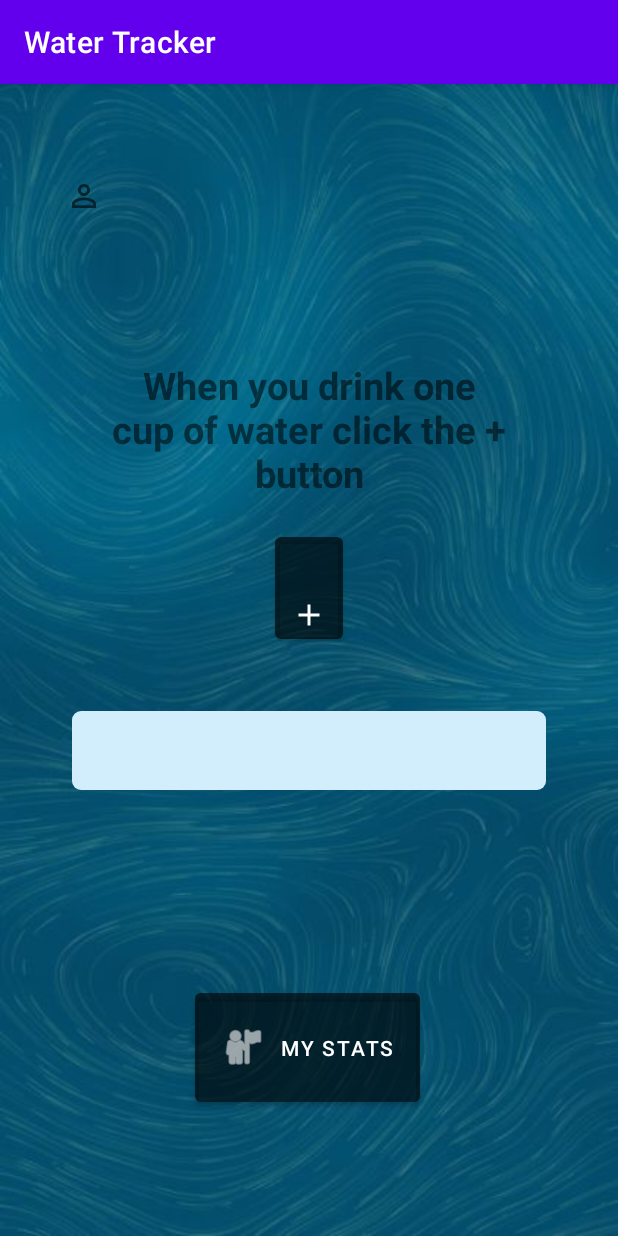
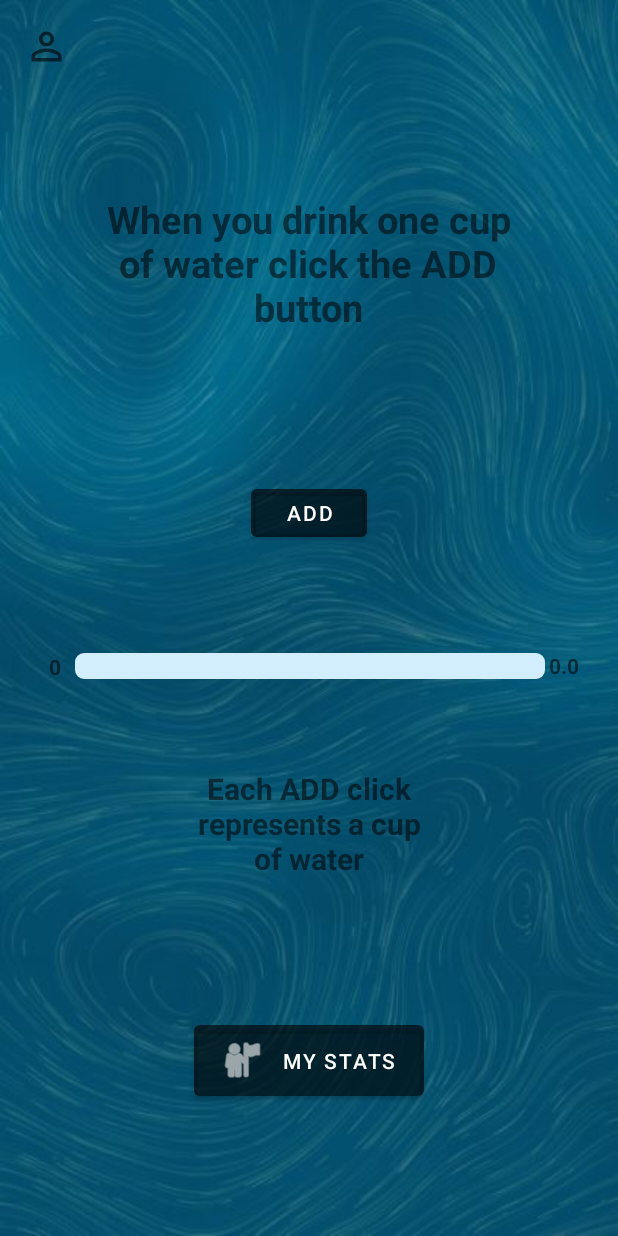
Before and after one commit to Hollow-hub/Water-Tracker, an Android app: the Home screen opened directly, with no data from a screen before it, on a phone screen of 412 x 824 dp. Run offline under Robolectric (Android 15) with nearby library versions, the light colour scheme and no system bars.

Commit message:
made a lot of things

```diff
--- a/app/src/main/java/com/example/watertracker/CoreDatabase.java
+++ b/app/src/main/java/com/example/watertracker/CoreDatabase.java
@@ -18,6 +18,7 @@ public class CoreDatabase extends SQLiteOpenHelper {
     static final private int DATABASE_VERSION = 1;
     static final private String TABLE_USERNAMES = "Usernames";
     static final private String TABLE_RECORD = "DailyWaterIntake";
+    static final private String TABLE_CUPS = "Cups";
     static private String lastUsername = "";
 
     Context context;
@@ -36,12 +37,20 @@ public class CoreDatabase extends SQLiteOpenHelper {
     public void onCreate(SQLiteDatabase db) {
         db.execSQL("CREATE TABLE IF NOT EXISTS " + TABLE_USERNAMES + " (username TEXT PRIMARY KEY);");
         db.execSQL("CREATE TABLE IF NOT EXISTS " + TABLE_RECORD + " (DailyWaterIntake TEXT PRIMARY KEY);");
+        db.execSQL("CREATE TABLE IF NOT EXISTS " + TABLE_CUPS + " (Cups TEXT PRIMARY KEY);");
     }
 
     @Override
     public void onUpgrade(SQLiteDatabase db, int oldVersion, int newVersion) {
         db.execSQL("DROP TABLE IF EXISTS `DB_TABLE`");
         onCreate(db);
+    }
+
+    public void insertCups(Double cups) {
+        this.db = this.getWritableDatabase();
+        ContentValues values = new ContentValues();
+        values.put("Cups",cups);
+        db.insert(TABLE_CUPS, null, values);
     }
 
     public void insertUsername(String username) {
@@ -53,11 +62,12 @@ public class CoreDatabase extends SQLiteOpenHelper {
         lastUsername = username;
     }
 
-    public void insertRecord(int waterCount) {
+    public void insertRecord(int waterCount, double cups) {
         this.db = this.getWritableDatabase();
         String date = getDateTime();
         ContentValues values = new ContentValues();
         values.put("daily water intake", waterCount);
+        values.put("cups", cups);
         values.put("date", date);
         db.insert(TABLE_RECORD, null, values);
     }
@@ -68,6 +78,17 @@ public class CoreDatabase extends SQLiteOpenHelper {
                 "yyyy-MM-dd", Locale.getDefault());
         Date date = new Date();
         return dateFormat.format(date);
+    }
+
+    public Double getCups(){
+        this.db = this.getReadableDatabase();
+        Cursor cursor = db.rawQuery("SELECT * FROM " + TABLE_CUPS, null);
+        double cups = 0;
+        if (cursor != null && cursor.moveToFirst()) {
+            int Index = cursor.getColumnIndex("Cups");
+            cups = cursor.getInt(Index);
+        }
+        return cups;
     }
 
 
--- a/app/src/main/java/com/example/watertracker/Home.java
+++ b/app/src/main/java/com/example/watertracker/Home.java
@@ -9,42 +9,48 @@ import android.widget.TextView;
 import androidx.appcompat.app.AlertDialog;
 import androidx.appcompat.app.AppCompatActivity;
 
-import java.util.Timer;
-import java.util.TimerTask;
-
+import com.google.android.material.textview.MaterialTextView;
 
 public class Home extends AppCompatActivity {
-
 
     CoreDatabase db;
     private String name;
     TextView username;
     TextView MyStats;
+    double cups;
+    TextView textView;
     private ProgressBar pb;
-    private int CurrentProgress = 0;
+    private double CurrentProgress = 0;
     private Button Add;
 
     @Override
     protected void onCreate(Bundle savedInstanceState) {
         super.onCreate(savedInstanceState);
         db = new CoreDatabase(this);
-        db.onCreate(db.getWritableDatabase());
+        //db.onCreate(db.getWritableDatabase());
         setContentView(R.layout.home);
 
         name = db.getUsername();
-        username = findViewById(R.id.textView3);
+        username = findViewById(R.id.textViewName);
         username.setText(name);
 
 
         pb = findViewById(R.id.progress_bar);
         Add = findViewById(R.id.add);
 
+        cups = db.getCups();
+        textView = findViewById(R.id.textView3);
+        cups = (int)cups;
+        textView.setText(String.valueOf(cups));
+
+
         Add.setOnClickListener(new View.OnClickListener() {
             @Override
             public void onClick(View v) {
-                CurrentProgress = CurrentProgress + 10;
-                pb.setProgress(CurrentProgress);
-                pb.setMax(100);
+                //db.insertRecord();
+                CurrentProgress = CurrentProgress + 1;
+                pb.setProgress((int) CurrentProgress);
+                pb.setMax((int) cups);
             }
         });
 
--- a/app/src/main/java/com/example/watertracker/MainActivity.java
+++ b/app/src/main/java/com/example/watertracker/MainActivity.java
@@ -4,7 +4,9 @@ import androidx.appcompat.app.AppCompatActivity;
 
 import android.content.Intent;
 import android.os.Bundle;
+import android.text.Editable;
 import android.text.TextUtils;
+import android.text.TextWatcher;
 import android.view.View;
 import android.widget.Button;
 import android.widget.EditText;
@@ -17,6 +19,7 @@ public class MainActivity extends AppCompatActivity {
     CoreDatabase db;
     EditText nameInput;
     private String name;
+    private Button nextButton;
 
     @Override
     protected void onCreate(Bundle savedInstanceState) {
@@ -34,10 +37,30 @@ public class MainActivity extends AppCompatActivity {
         setContentView(R.layout.activity_main);
         nameInput = findViewById(R.id.nickname);
         configureNextButton();
+        //nameInput.addTextChangedListener(loginTextWatcher);
+        nextButton = findViewById(R.id.loginbtn);
+    }
 
-    }
+//    private TextWatcher loginTextWatcher = new TextWatcher() {
+//        @Override
+//        public void beforeTextChanged(CharSequence s, int start, int count, int after) {
+//
+//        }
+//
+//        @Override
+//        public void onTextChanged(CharSequence s, int start, int before, int count) {
+//            String nickname = nameInput.getText().toString().trim();
+//            nextButton.setEnabled(!nickname.isEmpty());
+//        }
+//
+//        @Override
+//        public void afterTextChanged(Editable s) {
+//
+//        }
+//    };
+
     private void configureNextButton(){
-        Button nextButton = findViewById(R.id.loginbtn);
+        nextButton = findViewById(R.id.loginbtn);
         nextButton.setOnClickListener(v -> {
             if (TextUtils.isEmpty(nameInput.getText().toString())){
                 Toast.makeText(MainActivity.this, "Make sure to write a nickname", Toast.LENGTH_LONG).show();
--- a/app/src/main/java/com/example/watertracker/MainActivity2.java
+++ b/app/src/main/java/com/example/watertracker/MainActivity2.java
@@ -26,7 +26,8 @@ public class MainActivity2 extends AppCompatActivity{
     Slider rangeSliderWeight,rangeSliderActivity;
     double Weight = 40.0;
     int Activity = 1;
-
+    Double Cups;
+    double Litre;
     int x = 0;
     int y = 0;
     ImageView imageView;
@@ -64,11 +65,9 @@ public class MainActivity2 extends AppCompatActivity{
 
         configureNextButton();
 
-        // calculate the the cups
-        double Litre = (Weight * 0.02957) + (Activity * 12 );
-        int Cups = (int) (Litre * 4.2);
 
     }
+
     private void configureNextButton(){
         Button nextButton = findViewById(R.id.buttonNext);
         nextButton.setOnClickListener(v -> {
@@ -78,6 +77,10 @@ public class MainActivity2 extends AppCompatActivity{
                 if (Weight == 0)
                     Toast.makeText(MainActivity2.this, "Make sure not to put 0kg to your weight", Toast.LENGTH_LONG).show();
                 else
+                    // calculate the the cups
+                    Litre = (Weight / 30 ) + (Activity * 0.35);
+                    Cups = (Litre * 4.2);
+                    db.insertCups(Cups);
                     startActivity(new Intent(MainActivity2.this, Home.class));
             }
         });
--- a/app/src/main/res/layout/activity_main2.xml
+++ b/app/src/main/res/layout/activity_main2.xml
@@ -51,9 +51,10 @@
         android:layout_alignParentTop="true"
         android:layout_alignParentEnd="true"
         android:layout_alignParentBottom="true"
-        android:value="40.0"
-        android:valueFrom="0.0"
-        android:valueTo="160.0"
+        android:value="40"
+        android:stepSize="1"
+        android:valueFrom="0"
+        android:valueTo="160"
         app:layout_constraintBottom_toBottomOf="parent"
         app:layout_constraintEnd_toEndOf="parent"
         app:layout_constraintHorizontal_bias="0.493"
--- a/app/src/main/res/layout/home.xml
+++ b/app/src/main/res/layout/home.xml
@@ -1,59 +1,76 @@
 <?xml version="1.0" encoding="utf-8"?>
-<RelativeLayout xmlns:android="http://schemas.android.com/apk/res/android"
+<androidx.constraintlayout.widget.ConstraintLayout xmlns:android="http://schemas.android.com/apk/res/android"
     xmlns:app="http://schemas.android.com/apk/res-auto"
     xmlns:tools="http://schemas.android.com/tools"
     android:layout_width="match_parent"
     android:layout_height="match_parent"
     android:background="@drawable/background2">
 
+    <TextView
+        android:id="@+id/textView8"
+        android:layout_width="26dp"
+        android:layout_height="27dp"
+        android:gravity="center"
+        android:text="0"
+        android:textStyle="bold"
+        app:layout_constraintBottom_toBottomOf="parent"
+        app:layout_constraintEnd_toEndOf="parent"
+        app:layout_constraintHorizontal_bias="0.062"
+        app:layout_constraintStart_toStartOf="parent"
+        app:layout_constraintTop_toTopOf="parent"
+        app:layout_constraintVertical_bias="0.541" />
+
     <ProgressBar
         android:id="@+id/progress_bar"
         style="@style/Base.Widget.AppCompat.ProgressBar.Horizontal"
-        android:layout_width="wrap_content"
-        android:layout_height="16dp"
+        android:layout_width="313dp"
+        android:layout_height="17dp"
         android:layout_alignParentStart="true"
         android:layout_alignParentTop="true"
         android:layout_alignParentEnd="true"
         android:layout_alignParentBottom="true"
-        android:layout_marginStart="48dp"
-        android:layout_marginTop="418dp"
-        android:layout_marginEnd="48dp"
-        android:layout_marginBottom="297dp"
-        android:progressDrawable="@drawable/custom_prog_bg" />
+        android:progressDrawable="@drawable/custom_prog_bg"
+        app:layout_constraintBottom_toBottomOf="parent"
+        app:layout_constraintEnd_toEndOf="parent"
+        app:layout_constraintHorizontal_bias="0.51"
+        app:layout_constraintStart_toStartOf="parent"
+        app:layout_constraintTop_toTopOf="parent"
+        app:layout_constraintVertical_bias="0.54" />
 
     <TextView
-        android:id="@+id/textView3"
-        android:layout_width="88dp"
-        android:layout_height="38dp"
+        android:id="@+id/textViewName"
+        android:layout_width="wrap_content"
+        android:layout_height="wrap_content"
+        android:layout_marginStart="4dp"
+        android:layout_marginTop="16dp"
+        android:isScrollContainer="true"
+        android:textSize="20sp"
+        android:textStyle="bold"
+        app:layout_constraintStart_toEndOf="@+id/imageView"
+        app:layout_constraintTop_toTopOf="parent" />
+
+    <ImageView
+        android:id="@+id/imageView"
+        android:layout_width="38dp"
+        android:layout_height="30dp"
+        android:layout_marginStart="12dp"
+        android:layout_marginTop="16dp"
+        app:layout_constraintStart_toStartOf="parent"
+        app:layout_constraintTop_toTopOf="parent"
+        app:srcCompat="@drawable/ic_baseline_person_outline_24" />
+
+    <Button
+        android:id="@+id/stats"
+        android:layout_width="153dp"
+        android:layout_height="59dp"
         android:layout_alignParentStart="true"
         android:layout_alignParentTop="true"
         android:layout_alignParentEnd="true"
         android:layout_alignParentBottom="true"
-        android:layout_marginStart="44dp"
-        android:layout_marginTop="35dp"
-        android:layout_marginEnd="279dp"
-        android:layout_marginBottom="654dp"
-        android:drawableLeft="@drawable/ic_baseline_person_outline_24"
-        android:textSize="25dp"
-        app:layout_constraintBottom_toBottomOf="parent"
-        app:layout_constraintEnd_toEndOf="parent"
-        app:layout_constraintHorizontal_bias="0.105"
-        app:layout_constraintStart_toStartOf="parent"
-        app:layout_constraintTop_toTopOf="parent"
-        app:layout_constraintVertical_bias="0.057" />
-
-    <Button
-        android:id="@+id/stats"
-        android:layout_width="149dp"
-        android:layout_height="48dp"
-        android:layout_alignParentStart="true"
-        android:layout_alignParentTop="true"
-        android:layout_alignParentEnd="true"
-        android:layout_alignParentBottom="true"
-        android:layout_marginStart="130dp"
-        android:layout_marginTop="600dp"
-        android:layout_marginEnd="132dp"
-        android:layout_marginBottom="83dp"
+        android:layout_marginStart="145dp"
+        android:layout_marginTop="518dp"
+        android:layout_marginEnd="145dp"
+        android:layout_marginBottom="63dp"
         android:backgroundTint="@color/material_on_surface_disabled"
         android:text="My Stats"
         app:icon="@android:drawable/ic_menu_myplaces"
@@ -65,38 +82,64 @@
 
     <Button
         android:id="@+id/add"
-        android:layout_width="45dp"
-        android:layout_height="45dp"
+        android:layout_width="77dp"
+        android:layout_height="44dp"
         android:layout_alignParentStart="true"
         android:layout_alignParentTop="true"
         android:layout_alignParentEnd="true"
         android:layout_alignParentBottom="true"
-        android:layout_marginStart="183dp"
-        android:layout_marginTop="296dp"
-        android:layout_marginEnd="183dp"
-        android:layout_marginBottom="392dp"
         android:backgroundTint="@color/material_on_surface_disabled"
-        android:drawableBottom="@drawable/baseline_add_24"
+        android:text="ADD"
         app:layout_constraintBottom_toBottomOf="parent"
         app:layout_constraintEnd_toEndOf="parent"
-        app:layout_constraintHorizontal_bias="0.914"
         app:layout_constraintStart_toStartOf="parent"
         app:layout_constraintTop_toTopOf="parent"
-        app:layout_constraintVertical_bias="0.05" />
+        app:layout_constraintVertical_bias="0.41" />
 
     <TextView
         android:id="@+id/textView5"
-        android:layout_width="wrap_content"
-        android:layout_height="105dp"
+        android:layout_width="274dp"
+        android:layout_height="121dp"
         android:layout_alignParentStart="true"
         android:layout_alignParentEnd="true"
         android:layout_alignParentBottom="true"
-        android:layout_marginStart="70dp"
-        android:layout_marginEnd="70dp"
-        android:layout_marginBottom="479dp"
-        android:text="When you drink one cup of water click the + button"
+        android:text="When you drink one cup of water click the ADD button"
         android:textAlignment="center"
         android:textSize="25dp"
-        android:textStyle="bold" />
+        android:textStyle="bold"
+        app:layout_constraintBottom_toBottomOf="parent"
+        app:layout_constraintEnd_toEndOf="parent"
+        app:layout_constraintHorizontal_bias="0.496"
+        app:layout_constraintStart_toStartOf="parent"
+        app:layout_constraintTop_toTopOf="parent"
+        app:layout_constraintVertical_bias="0.183" />
 
-</RelativeLayout>
+    <TextView
+        android:id="@+id/textView6"
+        android:layout_width="153dp"
+        android:layout_height="89dp"
+        android:text="Each ADD click represents a cup of water"
+        android:textAlignment="center"
+        android:textSize="20dp"
+        android:textStyle="bold"
+        app:layout_constraintBottom_toBottomOf="parent"
+        app:layout_constraintEnd_toEndOf="parent"
+        app:layout_constraintStart_toStartOf="parent"
+        app:layout_constraintTop_toTopOf="parent"
+        app:layout_constraintVertical_bias="0.697"
+        tools:ignore="MissingConstraints" />
+
+    <TextView
+        android:id="@+id/textView3"
+        android:layout_width="25dp"
+        android:layout_height="26dp"
+        android:gravity="center"
+        android:textStyle="bold"
+        app:layout_constraintBottom_toBottomOf="parent"
+        app:layout_constraintEnd_toEndOf="parent"
+        app:layout_constraintHorizontal_bias="0.94"
+        app:layout_constraintStart_toStartOf="parent"
+        app:layout_constraintTop_toTopOf="parent"
+        app:layout_constraintVertical_bias="0.54" />
+
+</androidx.constraintlayout.widget.ConstraintLayout>
--- a/app/src/main/res/values/themes.xml
+++ b/app/src/main/res/values/themes.xml
@@ -1,6 +1,6 @@
 <resources xmlns:tools="http://schemas.android.com/tools">
     <!-- Base application theme. -->
-    <style name="Theme.WaterTracker" parent="Theme.MaterialComponents.DayNight.DarkActionBar">
+    <style name="Theme.WaterTracker" parent="Theme.MaterialComponents.DayNight.NoActionBar">
         <!-- Primary brand color. -->
         <item name="colorPrimary">@color/purple_500</item>
         <item name="colorPrimaryVariant">@color/purple_700</item>
```
